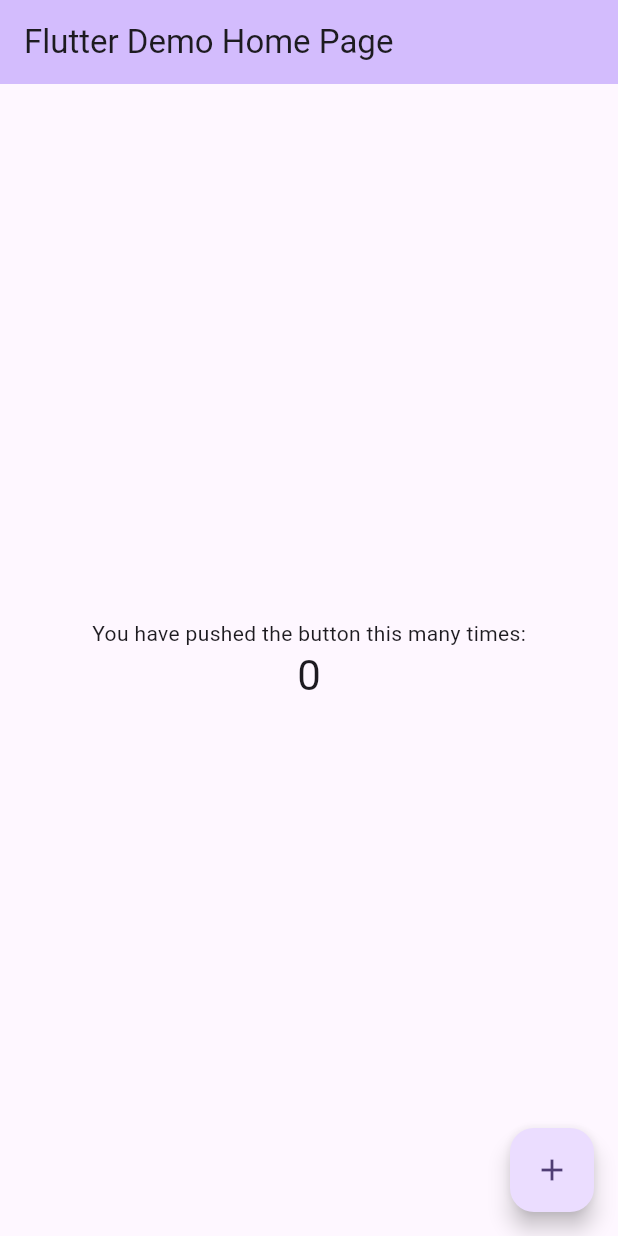
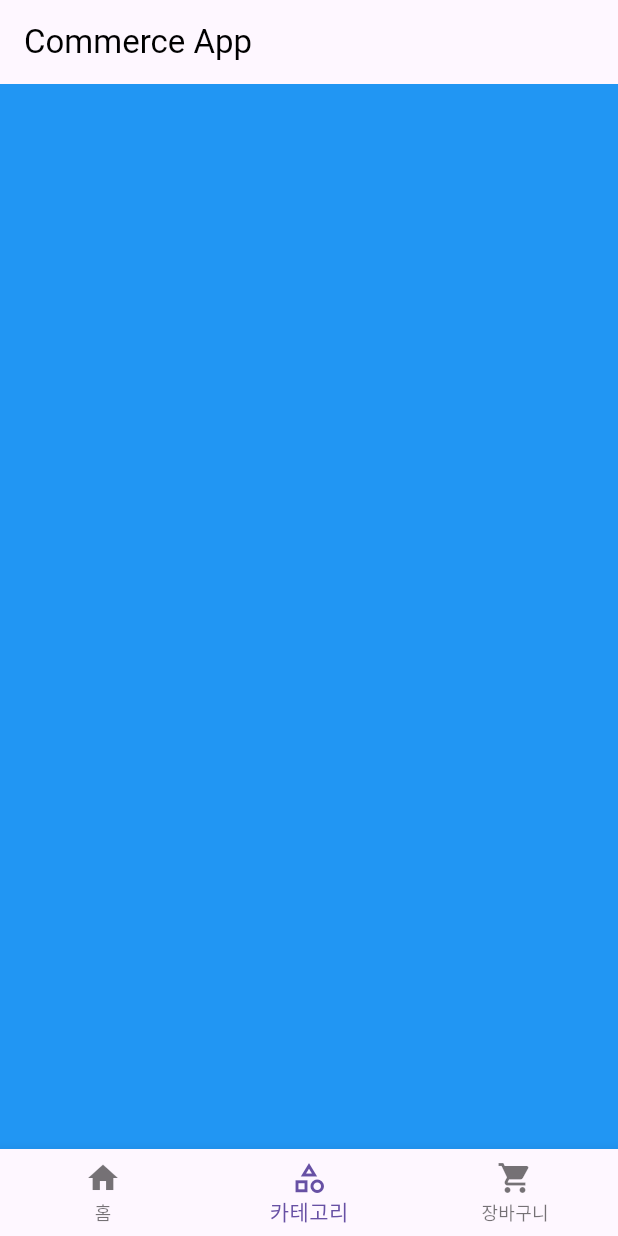
Before and after one commit to bag31/commerce_20250828, a Flutter app: the screen it shows after launch, on a phone screen of 412 x 824 dp. Run offline on Flutter 3.47's test engine with Material 3 defaults, Android fonts, the phone set to English and light mode, and no system bars.

Commit message:
commerce app

```diff
--- a/lib/main.dart
+++ b/lib/main.dart
@@ -1,122 +1,24 @@
+import 'package:commerce_20250828/screen/main/main_screen.dart';
 import 'package:flutter/material.dart';
 
 void main() {
-  runApp(const MyApp());
+  runApp(MyApp());
+
 }
+
 
 class MyApp extends StatelessWidget {
   const MyApp({super.key});
 
-  // This widget is the root of your application.
   @override
   Widget build(BuildContext context) {
     return MaterialApp(
-      title: 'Flutter Demo',
+      title: "Commerce SMWU",
       theme: ThemeData(
-        // This is the theme of your application.
-        //
-        // TRY THIS: Try running your application with "flutter run". You'll see
-        // the application has a purple toolbar. Then, without quitting the app,
-        // try changing the seedColor in the colorScheme below to Colors.green
-        // and then invoke "hot reload" (save your changes or press the "hot
-        // reload" button in a Flutter-supported IDE, or press "r" if you used
-        // the command line to start the app).
-        //
-        // Notice that the counter didn't reset back to zero; the application
-        // state is not lost during the reload. To reset the state, use hot
-        // restart instead.
-        //
-        // This works for code too, not just values: Most code changes can be
-        // tested with just a hot reload.
-        colorScheme: ColorScheme.fromSeed(seedColor: Colors.deepPurple),
+        primarySwatch: Colors.blue,
       ),
-      home: const MyHomePage(title: 'Flutter Demo Home Page'),
+      home: MainScreen(),
+
     );
   }
 }
-
-class MyHomePage extends StatefulWidget {
-  const MyHomePage({super.key, required this.title});
-
-  // This widget is the home page of your application. It is stateful, meaning
-  // that it has a State object (defined below) that contains fields that affect
-  // how it looks.
-
-  // This class is the configuration for the state. It holds the values (in this
-  // case the title) provided by the parent (in this case the App widget) and
-  // used by the build method of the State. Fields in a Widget subclass are
-  // always marked "final".
-
-  final String title;
-
-  @override
-  State<MyHomePage> createState() => _MyHomePageState();
-}
-
-class _MyHomePageState extends State<MyHomePage> {
-  int _counter = 0;
-
-  void _incrementCounter() {
-    setState(() {
-      // This call to setState tells the Flutter framework that something has
-      // changed in this State, which causes it to rerun the build method below
-      // so that the display can reflect the updated values. If we changed
-      // _counter without calling setState(), then the build method would not be
-      // called again, and so nothing would appear to happen.
-      _counter++;
-    });
-  }
-
-  @override
-  Widget build(BuildContext context) {
-    // This method is rerun every time setState is called, for instance as done
-    // by the _incrementCounter method above.
-    //
-    // The Flutter framework has been optimized to make rerunning build methods
-    // fast, so that you can just rebuild anything that needs updating rather
-    // than having to individually change instances of widgets.
-    return Scaffold(
-      appBar: AppBar(
-        // TRY THIS: Try changing the color here to a specific color (to
-        // Colors.amber, perhaps?) and trigger a hot reload to see the AppBar
-        // change color while the other colors stay the same.
-        backgroundColor: Theme.of(context).colorScheme.inversePrimary,
-        // Here we take the value from the MyHomePage object that was created by
-        // the App.build method, and use it to set our appbar title.
-        title: Text(widget.title),
-      ),
-      body: Center(
-        // Center is a layout widget. It takes a single child and positions it
-        // in the middle of the parent.
-        child: Column(
-          // Column is also a layout widget. It takes a list of children and
-          // arranges them vertically. By default, it sizes itself to fit its
-          // children horizontally, and tries to be as tall as its parent.
-          //
-          // Column has various properties to control how it sizes itself and
-          // how it positions its children. Here we use mainAxisAlignment to
-          // center the children vertically; the main axis here is the vertical
-          // axis because Columns are vertical (the cross axis would be
-          // horizontal).
-          //
-          // TRY THIS: Invoke "debug painting" (choose the "Toggle Debug Paint"
-          // action in the IDE, or press "p" in the console), to see the
-          // wireframe for each widget.
-          mainAxisAlignment: MainAxisAlignment.center,
-          children: <Widget>[
-            const Text('You have pushed the button this many times:'),
-            Text(
-              '$_counter',
-              style: Theme.of(context).textTheme.headlineMedium,
-            ),
-          ],
-        ),
-      ),
-      floatingActionButton: FloatingActionButton(
-        onPressed: _incrementCounter,
-        tooltip: 'Increment',
-        child: const Icon(Icons.add),
-      ), // This trailing comma makes auto-formatting nicer for build methods.
-    );
-  }
-}
--- /dev/null
+++ b/lib/screen/main/main_screen.dart
@@ -0,0 +1,48 @@
+import 'package:flutter/material.dart';
+
+class MainScreen extends StatefulWidget {
+  const MainScreen({super.key});
+
+  @override
+  State<MainScreen> createState() => _MainScreenState();
+}
+
+class _MainScreenState extends State<MainScreen> {
+  int currentIndex = 1;
+
+  @override
+  Widget build(BuildContext context) {
+    return Scaffold(
+      appBar: AppBar(
+        title: Text("Commerce App", style: TextStyle(color: Colors.black)),
+      ),
+      body: IndexedStack(
+        index: currentIndex,
+        children: [
+          Container(color: Colors.red),
+          Container(color: Colors.blue),
+          Container(color: Colors.green),
+        ],
+      ),
+      bottomNavigationBar: navigationBar(),
+    );
+  }
+
+  BottomNavigationBar navigationBar() {
+    return BottomNavigationBar(
+      items: [
+        BottomNavigationBarItem(icon: Icon(Icons.home), label: '홈'),
+        BottomNavigationBarItem(
+          icon: Icon(Icons.category_outlined),
+          label: '카테고리',
+        ),
+        BottomNavigationBarItem(icon: Icon(Icons.shopping_cart), label: '장바구니'),
+      ],
+      currentIndex: currentIndex,
+      onTap: (value) {
+        currentIndex = value;
+        setState(() {});
+      },
+    );
+  }
+}
```
Also changed, not shown: 1 other file.
